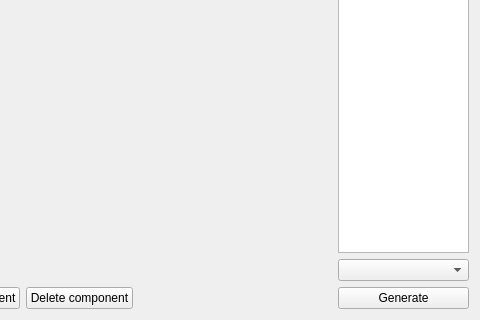
First picture: the form in IDE/GUI/widgets/VHDLGen/vhdlmain.ui, repository AbyssAbbeba/MDS-picoblaze-AVR-ide, before the edit; both pictures show x 99 to 579 and y 188 to 508 of the 579 by 508 pixel window.
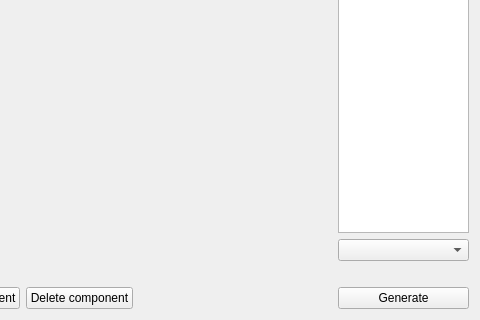
Second picture: the form after the edit.

What changed in the file:
```diff
--- a/IDE/GUI/widgets/VHDLGen/vhdlmain.ui
+++ b/IDE/GUI/widgets/VHDLGen/vhdlmain.ui
@@ -88,6 +88,13 @@
      <item>
       <widget class="QComboBox" name="comboKcpsm"/>
      </item>
+     <item>
+      <widget class="QLabel" name="InfoLabel">
+       <property name="text">
+        <string/>
+       </property>
+      </widget>
+     </item>
     </layout>
    </item>
    <item row="3" column="0" colspan="2">
```
